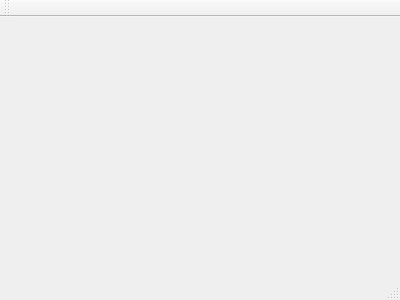
Above: mainwindow.ui from ivashchenko-leo/TextQuest before the change. Below: the same form after it.
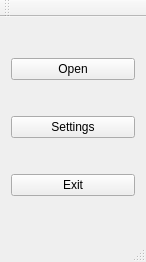
That is the form after the change.

What changed in the file:
```diff
--- a/mainwindow.ui
+++ b/mainwindow.ui
@@ -1,24 +1,69 @@
 <ui version="4.0">
  <class>MainWindow</class>
- <widget class="QMainWindow" name="MainWindow" >
-  <property name="geometry" >
+ <widget class="QMainWindow" name="MainWindow">
+  <property name="geometry">
    <rect>
     <x>0</x>
     <y>0</y>
-    <width>400</width>
-    <height>300</height>
+    <width>146</width>
+    <height>262</height>
    </rect>
   </property>
-  <property name="windowTitle" >
+  <property name="minimumSize">
+   <size>
+    <width>146</width>
+    <height>0</height>
+   </size>
+  </property>
+  <property name="windowTitle">
    <string>MainWindow</string>
   </property>
-  <widget class="QMenuBar" name="menuBar" />
-  <widget class="QToolBar" name="mainToolBar" />
-  <widget class="QWidget" name="centralWidget" />
-  <widget class="QStatusBar" name="statusBar" />
+  <widget class="QWidget" name="centralWidget">
+   <layout class="QVBoxLayout" name="verticalLayout">
+    <item>
+     <widget class="QPushButton" name="pbOpen">
+      <property name="text">
+       <string>Open</string>
+      </property>
+     </widget>
+    </item>
+    <item>
+     <widget class="QPushButton" name="pbSettings">
+      <property name="text">
+       <string>Settings</string>
+      </property>
+     </widget>
+    </item>
+    <item>
+     <widget class="QPushButton" name="pbExit">
+      <property name="text">
+       <string>Exit</string>
+      </property>
+     </widget>
+    </item>
+   </layout>
+  </widget>
+  <widget class="QMenuBar" name="menuBar">
+   <property name="geometry">
+    <rect>
+     <x>0</x>
+     <y>0</y>
+     <width>146</width>
+     <height>20</height>
+    </rect>
+   </property>
+  </widget>
+  <widget class="QToolBar" name="mainToolBar">
+   <attribute name="toolBarArea">
+    <enum>TopToolBarArea</enum>
+   </attribute>
+   <attribute name="toolBarBreak">
+    <bool>false</bool>
+   </attribute>
+  </widget>
+  <widget class="QStatusBar" name="statusBar"/>
  </widget>
- <layoutDefault spacing="6" margin="11" />
- <pixmapfunction></pixmapfunction>
+ <layoutdefault spacing="6" margin="11"/>
  <resources/>
  <connections/>
 </ui>
```
Left out of the diff: 1 changed line with no effect on the pictures.
